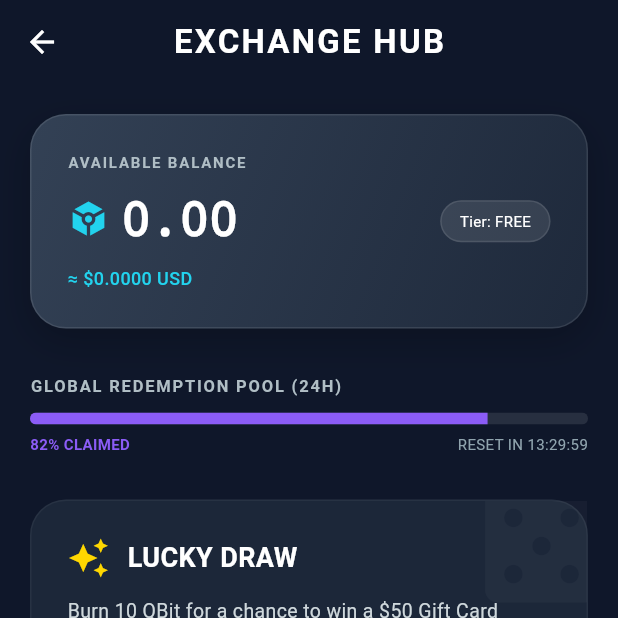
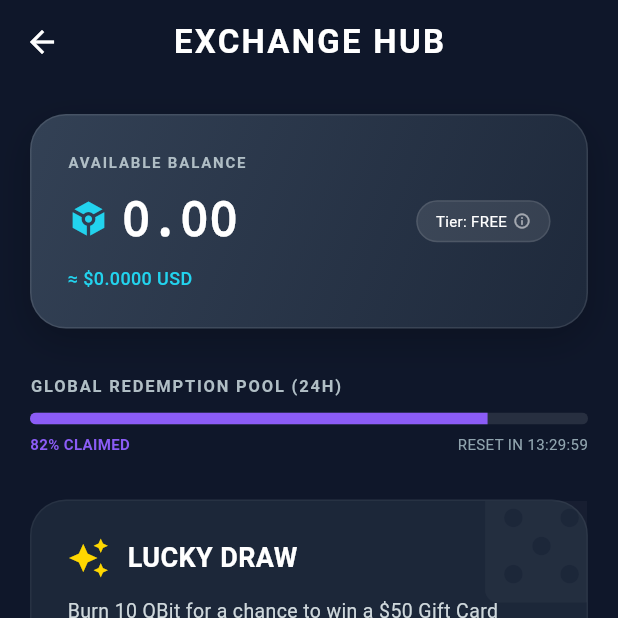
Before and after one commit to ermingpei/disensor, a Flutter app: the RewardsPage screen opened directly, on a phone screen of 412 x 824 dp, the top half of it. Run offline on Flutter 3.47's test engine with Material 3 defaults, Android fonts, the phone set to English and light mode, and no system bars; our stand-ins replace connectivity_plus, flutter_blue_plus, flutter_map, geolocator, latlong2, package_info_plus and 8 more; missing offline and left inert: network_info_plus, noise_meter, wifi_scan; accounts and stored records are empty.

Commit message:
Feature: Exchange Center currency adaptation & tier info
- Chinese locale now shows ¥ (RMB) with 0.0035 rate instead of USD
- Tier badge is now clickable with comprehensive tier info popup
- Fixed network latency measurement using Google's generate_204 endpoint
- Added fallback endpoint for latency measurement reliability

```diff
--- a/lib/core/app_strings.dart
+++ b/lib/core/app_strings.dart
@@ -124,6 +124,21 @@ class AppStrings {
       'exchange_hub': 'EXCHANGE HUB',
       'available_balance': 'AVAILABLE BALANCE',
       'tier_free': 'Tier: FREE',
+      'tier_info_title': 'Membership Tiers',
+      'tier_info_desc': '''💎 **FREE Tier** (Current)
+• Basic mining rate
+• Standard redemption access
+
+🚀 **PRIME Tier** (Coming Soon)
+• +20% mining speed bonus
+• Priority redemption queue
+• Exclusive event access
+• Future equity rewards
+
+**How to Upgrade:**
+Stake 1000+ QBit for 30 days to unlock PRIME status automatically.''',
+      'currency_usd': 'USD',
+      'currency_rmb': '人民币',
       'global_pool_title': 'GLOBAL REDEMPTION POOL (24H)',
       'claimed': 'CLAIMED',
       'reset_in': 'RESET IN',
@@ -175,17 +190,17 @@ class AppStrings {
       'network': '网络类型',
       'hexes': '覆盖区域',
       'estimated_earnings': '预计收益',
-      'resume_mining': '开始挖矿',
-      'pause_mining': '暂停挖矿',
+      'resume_mining': '开始淘金',
+      'pause_mining': '暂停淘金',
       'checking_permissions': '正在检查权限...',
-      'mining_started': '✅ 挖矿已成功启动！',
-      'location_required': '📍 挖矿需要位置权限。',
+      'mining_started': '✅ 淘金成功启动！',
+      'location_required': '📍 需要位置权限。',
       'turn_on_gps': '📍 请在设备设置中打开 GPS/位置服务。',
       'perm_denied_forever': '⚠️ 位置权限被永久拒绝。点击设置以启用。',
       'allow_location': '📍 请允许位置访问权限。',
       'settings': '设置',
       'coverage_map': '覆盖地图',
-      'map_desc': '探索高收益区域\n优化您的挖矿路线',
+      'map_desc': '探索高收益区域\n优化您的淘金路线',
       'interactive': '交互式',
       'invite_earn': '加入全球数据感知网络',
       'invite_desc': '🏙 充分利用手机空闲资源、随时随地探测环境数据。全自动运行，轻松赚取QBit。',
@@ -195,7 +210,7 @@ class AppStrings {
       'share_link': '邀请好友加入',
       'boost_active': '加成已激活',
       'referred_by': '推荐人：',
-      'mining_efficiency': '+20% 挖矿效率',
+      'mining_efficiency': '+20% 淘金效率',
       'have_invite': '有邀请码？点击这里',
       'enter_code': '输入邀请码',
       'settings_title': '设置与关于',
@@ -241,7 +256,7 @@ class AppStrings {
       'invite_activated': '邀请激活！加成已生效 🚀',
 
       // --- Coverage Map ---
-      'legend_my_mining': '我的挖矿',
+      'legend_my_mining': '我的地盘',
       'legend_my_mining_desc': '您正在此处贡献算力。',
       'legend_covered': '已覆盖',
       'legend_covered_desc': '他人已探索。收益较低。',
@@ -263,6 +278,21 @@ class AppStrings {
       'exchange_hub': '兑换中心',
       'available_balance': '可用余额',
       'tier_free': '等级: 免费',
+      'tier_info_title': '会员等级说明',
+      'tier_info_desc': '''💎 **免费用户** (当前等级)
+• 基础挖矿速率
+• 标准兑换权限
+
+🚀 **Prime 高级会员** (即将开放)
+• +20% 挖矿加速
+• 优先兑换通道
+• 专属活动参与权
+• 未来网络股权分配
+
+**如何升级：**
+质押 1000 QBit 满 30 天，自动升级为 Prime 会员。''',
+      'currency_usd': 'USD',
+      'currency_rmb': '人民币',
       'global_pool_title': '全网日兑换池 (24H)',
       'claimed': '已抢光',
       'reset_in': '重置倒计时',
@@ -272,7 +302,7 @@ class AppStrings {
       'spinning': '抽奖中...',
       'instant_redemption': '即时兑换',
       'become_prime': '成为 DiSensor Prime 合伙人',
-      'stake_desc': '质押当前余额 30 天。获得 +20% 挖矿加速及 DiSensor 网络未来股权。',
+      'stake_desc': '质押当前余额 30 天。获得 +20% 淘金加速及 DiSensor 网络未来股权。',
       'enable_staking': '开启质押',
       'confirm_redemption': '确认兑换',
       'email_address': '接收邮箱',
--- a/lib/features/rewards_page.dart
+++ b/lib/features/rewards_page.dart
@@ -211,21 +211,46 @@ class _RewardsPageState extends State<RewardsPage>
                 ],
               ),
               const SizedBox(height: 8),
-              Text("≈ \$${(balance * 0.0005).toStringAsFixed(4)} USD",
+              Builder(
+                builder: (context) {
+                  final isChinese = AppStrings.languageCode == 'zh';
+                  final rate = isChinese ? 0.0035 : 0.0005;
+                  final currency = isChinese ? '¥' : '\$';
+                  final currencyName = isChinese
+                      ? AppStrings.t('currency_rmb')
+                      : AppStrings.t('currency_usd');
+                  return Text(
+                      "≈ $currency${(balance * rate).toStringAsFixed(4)} $currencyName",
                       style: TextStyle(
                           color: accent,
                           fontSize: 12,
-                      fontWeight: FontWeight.w500)),
+                          fontWeight: FontWeight.w500));
+                },
+              ),
             ],
           ),
-          Container(
+          Material(
+            color: Colors.transparent,
+            child: InkWell(
+              onTap: () => _showTierInfoDialog(),
+              borderRadius: BorderRadius.circular(20),
+              child: Container(
                 padding: EdgeInsets.symmetric(horizontal: 12, vertical: 6),
                 decoration: BoxDecoration(
                     color: Colors.white.withValues(alpha: 0.1),
                     borderRadius: BorderRadius.circular(20),
                     border: Border.all(color: Colors.white10)),
-            child: Text(AppStrings.t('tier_free'),
+                child: Row(
+                  mainAxisSize: MainAxisSize.min,
+                  children: [
+                    Text(AppStrings.t('tier_free'),
                         style: TextStyle(color: Colors.white, fontSize: 10)),
+                    SizedBox(width: 4),
+                    Icon(Icons.info_outline, color: Colors.white54, size: 12),
+                  ],
+                ),
+              ),
+            ),
           )
         ],
       ),
@@ -620,4 +645,34 @@ class _RewardsPageState extends State<RewardsPage>
       ),
     );
   }
+
+  void _showTierInfoDialog() {
+    showDialog(
+      context: context,
+      builder: (ctx) => AlertDialog(
+        backgroundColor: const Color(0xFF1E293B),
+        title: Row(
+          children: [
+            Icon(Icons.workspace_premium, color: Colors.amber, size: 24),
+            SizedBox(width: 8),
+            Text(AppStrings.t('tier_info_title'),
+                style: const TextStyle(color: Colors.white, fontSize: 18)),
+          ],
+        ),
+        content: SingleChildScrollView(
+          child: Text(
+            AppStrings.t('tier_info_desc'),
+            style: const TextStyle(color: Colors.white70, height: 1.5),
+          ),
+        ),
+        actions: [
+          TextButton(
+            onPressed: () => Navigator.pop(ctx),
+            child: Text(AppStrings.t('got_it'),
+                style: const TextStyle(color: Colors.amber)),
+          ),
+        ],
+      ),
+    );
   }
+}
```
Also changed, not shown: lib/features/network_service.dart (+27 -4 lines). Lines whose indentation alone changed are shown as unchanged.
